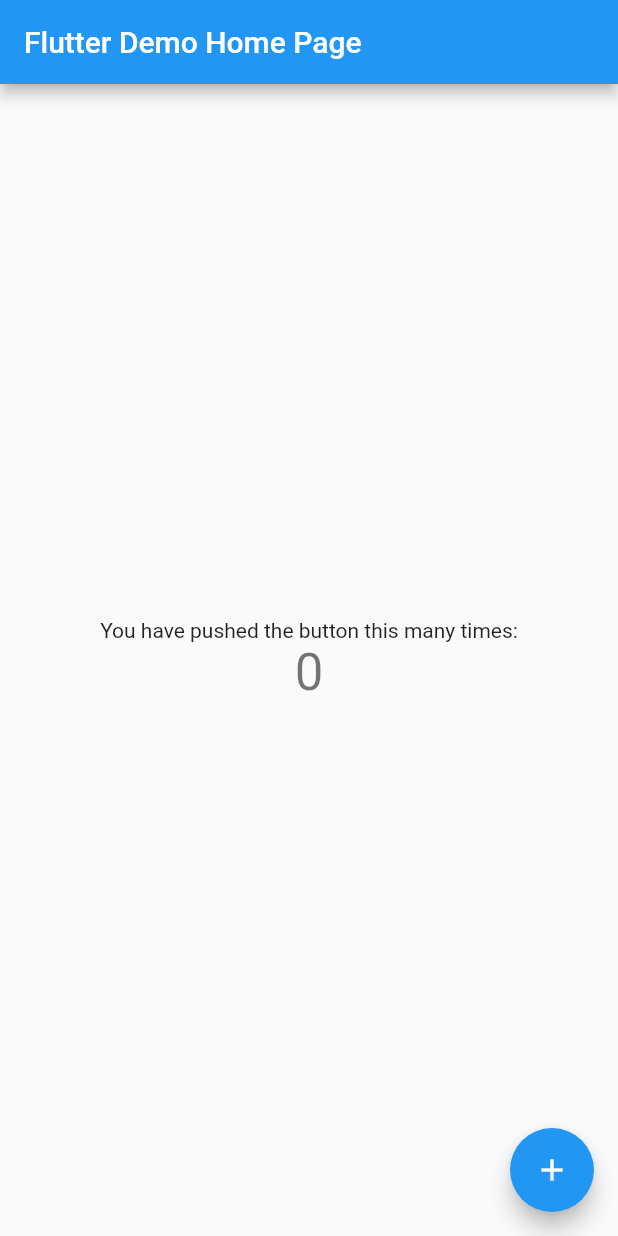
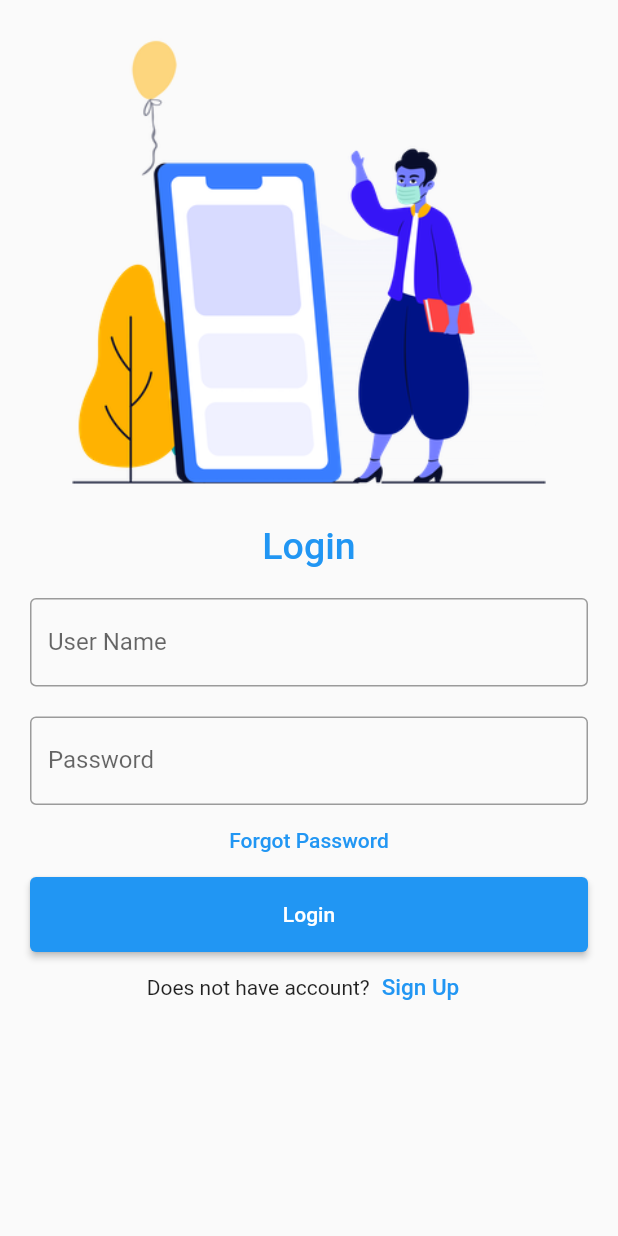
Before and after one commit to Rohit-RA-2020/Login-UI, a Flutter app: the screen it shows after launch, on a phone screen of 412 x 824 dp. Run offline on Flutter 3.47's test engine with Material 2 defaults, Android fonts, the phone set to English and light mode, and no system bars.

Commit message:
Login & SignUp Page

```diff
--- a/lib/main.dart
+++ b/lib/main.dart
@@ -1,115 +1,17 @@
+// ignore_for_file: avoid_print
+
 import 'package:flutter/material.dart';
+import 'package:login_ui/pages/login.dart';
 
-void main() {
-  runApp(const MyApp());
-}
+void main() => runApp(const MyApp());
 
 class MyApp extends StatelessWidget {
   const MyApp({Key? key}) : super(key: key);
 
-  // This widget is the root of your application.
   @override
   Widget build(BuildContext context) {
-    return MaterialApp(
-      title: 'Flutter Demo',
-      theme: ThemeData(
-        // This is the theme of your application.
-        //
-        // Try running your application with "flutter run". You'll see the
-        // application has a blue toolbar. Then, without quitting the app, try
-        // changing the primarySwatch below to Colors.green and then invoke
-        // "hot reload" (press "r" in the console where you ran "flutter run",
-        // or simply save your changes to "hot reload" in a Flutter IDE).
-        // Notice that the counter didn't reset back to zero; the application
-        // is not restarted.
-        primarySwatch: Colors.blue,
-      ),
-      home: const MyHomePage(title: 'Flutter Demo Home Page'),
+    return const MaterialApp(
+      home: LoginPage(),
     );
   }
 }
-
-class MyHomePage extends StatefulWidget {
-  const MyHomePage({Key? key, required this.title}) : super(key: key);
-
-  // This widget is the home page of your application. It is stateful, meaning
-  // that it has a State object (defined below) that contains fields that affect
-  // how it looks.
-
-  // This class is the configuration for the state. It holds the values (in this
-  // case the title) provided by the parent (in this case the App widget) and
-  // used by the build method of the State. Fields in a Widget subclass are
-  // always marked "final".
-
-  final String title;
-
-  @override
-  State<MyHomePage> createState() => _MyHomePageState();
-}
-
-class _MyHomePageState extends State<MyHomePage> {
-  int _counter = 0;
-
-  void _incrementCounter() {
-    setState(() {
-      // This call to setState tells the Flutter framework that something has
-      // changed in this State, which causes it to rerun the build method below
-      // so that the display can reflect the updated values. If we changed
-      // _counter without calling setState(), then the build method would not be
-      // called again, and so nothing would appear to happen.
-      _counter++;
-    });
-  }
-
-  @override
-  Widget build(BuildContext context) {
-    // This method is rerun every time setState is called, for instance as done
-    // by the _incrementCounter method above.
-    //
-    // The Flutter framework has been optimized to make rerunning build methods
-    // fast, so that you can just rebuild anything that needs updating rather
-    // than having to individually change instances of widgets.
-    return Scaffold(
-      appBar: AppBar(
-        // Here we take the value from the MyHomePage object that was created by
-        // the App.build method, and use it to set our appbar title.
-        title: Text(widget.title),
-      ),
-      body: Center(
-        // Center is a layout widget. It takes a single child and positions it
-        // in the middle of the parent.
-        child: Column(
-          // Column is also a layout widget. It takes a list of children and
-          // arranges them vertically. By default, it sizes itself to fit its
-          // children horizontally, and tries to be as tall as its parent.
-          //
-          // Invoke "debug painting" (press "p" in the console, choose the
-          // "Toggle Debug Paint" action from the Flutter Inspector in Android
-          // Studio, or the "Toggle Debug Paint" command in Visual Studio Code)
-          // to see the wireframe for each widget.
-          //
-          // Column has various properties to control how it sizes itself and
-          // how it positions its children. Here we use mainAxisAlignment to
-          // center the children vertically; the main axis here is the vertical
-          // axis because Columns are vertical (the cross axis would be
-          // horizontal).
-          mainAxisAlignment: MainAxisAlignment.center,
-          children: <Widget>[
-            const Text(
-              'You have pushed the button this many times:',
-            ),
-            Text(
-              '$_counter',
-              style: Theme.of(context).textTheme.headline4,
-            ),
-          ],
-        ),
-      ),
-      floatingActionButton: FloatingActionButton(
-        onPressed: _incrementCounter,
-        tooltip: 'Increment',
-        child: const Icon(Icons.add),
-      ), // This trailing comma makes auto-formatting nicer for build methods.
-    );
-  }
-}
--- /dev/null
+++ b/lib/pages/login.dart
@@ -0,0 +1,99 @@
+import 'package:flutter/material.dart';
+import 'package:login_ui/pages/signup.dart';
+
+class LoginPage extends StatefulWidget {
+  const LoginPage({Key? key}) : super(key: key);
+
+  @override
+  State<StatefulWidget> createState() => _State();
+}
+
+class _State extends State<LoginPage> {
+  TextEditingController nameController = TextEditingController();
+  TextEditingController passwordController = TextEditingController();
+
+  @override
+  Widget build(BuildContext context) {
+    return Scaffold(
+      body: Padding(
+        padding: const EdgeInsets.all(10),
+        child: Center(
+          child: ListView(
+            children: <Widget>[
+              Container(
+                alignment: Alignment.center,
+                height: MediaQuery.of(context).size.height / 2.5,
+                child: Image.asset('assets/images/login.png'),
+              ),
+              Container(
+                alignment: Alignment.center,
+                padding: const EdgeInsets.all(10),
+                child: const Text(
+                  'Login',
+                  style: TextStyle(
+                    color: Colors.blue,
+                    fontWeight: FontWeight.w500,
+                    fontSize: 25,
+                  ),
+                ),
+              ),
+              Container(
+                padding: const EdgeInsets.all(10),
+                child: TextField(
+                  controller: nameController,
+                  decoration: const InputDecoration(
+                    border: OutlineInputBorder(),
+                    labelText: 'User Name',
+                  ),
+                ),
+              ),
+              Container(
+                padding: const EdgeInsets.fromLTRB(10, 10, 10, 0),
+                child: TextField(
+                  obscureText: true,
+                  controller: passwordController,
+                  decoration: const InputDecoration(
+                    border: OutlineInputBorder(),
+                    labelText: 'Password',
+                  ),
+                ),
+              ),
+              TextButton(
+                onPressed: () {
+                  //forgot password screen
+                },
+                child: const Text('Forgot Password'),
+              ),
+              Container(
+                height: 50,
+                padding: const EdgeInsets.fromLTRB(10, 0, 10, 0),
+                child: ElevatedButton(
+                  child: const Text('Login'),
+                  onPressed: () {},
+                ),
+              ),
+              Row(
+                children: <Widget>[
+                  const Text('Does not have account?'),
+                  TextButton(
+                    child: const Text(
+                      'Sign Up',
+                      style: TextStyle(fontSize: 15),
+                    ),
+                    onPressed: () {
+                      Navigator.push(
+                          context,
+                          MaterialPageRoute(
+                              builder: (context) => const SignUpPage()));
+                    },
+                  )
+                ],
+                mainAxisAlignment: MainAxisAlignment.center,
+              )
+            ],
+          ),
+        ),
+      ),
+    );
+  }
+}
--- a/pubspec.yaml
+++ b/pubspec.yaml
@@ -58,8 +58,8 @@ flutter:
   uses-material-design: true
 
   # To add assets to your application, add an assets section, like this:
-  # assets:
-  #   - images/a_dot_burr.jpeg
+  assets:
+    - assets/images/
   #   - images/a_dot_ham.jpeg
 
   # An image asset can refer to one or more resolution-specific "variants", see
```
Also changed, not shown: lib/pages/signup.dart (added, +104 -0 lines), assets/images/login.png (added), assets/images/signup.png (added).
